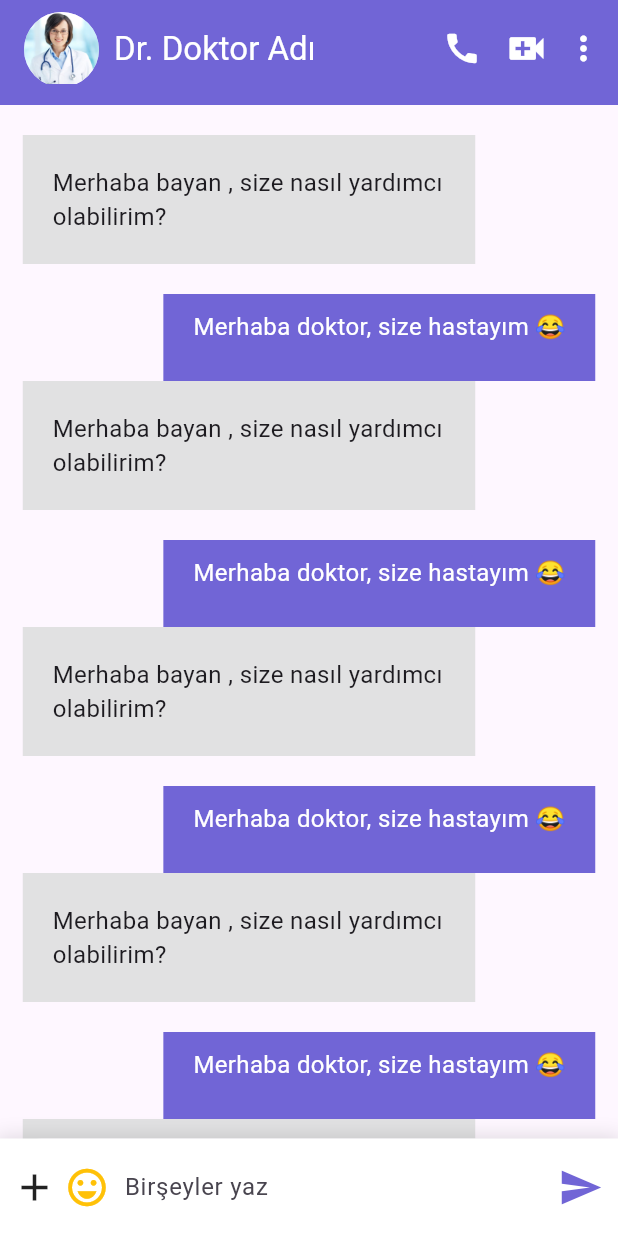
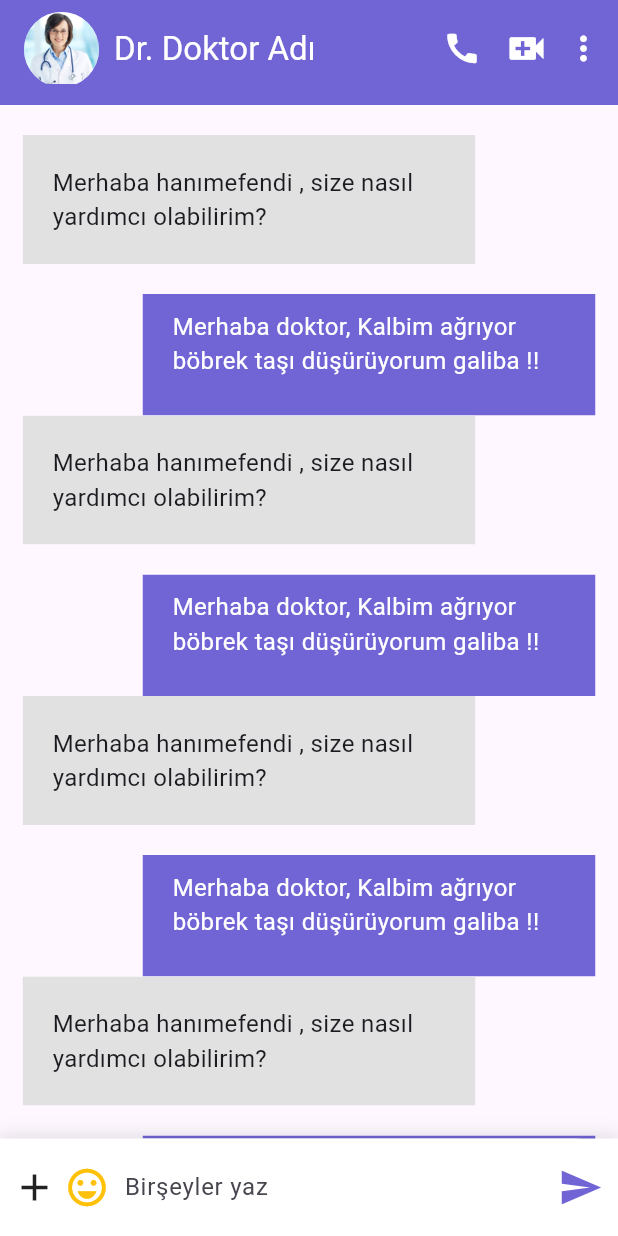
Before and after one commit to mmkocak/saglikapp, a Flutter app: the ChatScreen screen opened directly, on a phone screen of 412 x 824 dp. Run offline on Flutter 3.47's test engine with Material 3 defaults, Android fonts, the phone set to English and light mode, and no system bars; missing offline and left inert: custom_clippers.

Commit message:
chat ekranı hata düzeltmesi

```diff
--- a/lib/widget/chat_sample.dart
+++ b/lib/widget/chat_sample.dart
@@ -18,7 +18,7 @@ class ChatSample extends StatelessWidget {
               padding: const EdgeInsets.all(20),
               decoration: const BoxDecoration(color: Color(0xFFE1E1E2)),
               child: const Text(
-                "Merhaba bayan , size nasıl yardımcı olabilirim?",
+                "Merhaba hanımefendi , size nasıl yardımcı olabilirim?",
                 style: TextStyle(fontSize: 16),
               ),
             ),
@@ -37,7 +37,7 @@ class ChatSample extends StatelessWidget {
                   color: Color(0xFF7165d6),
                 ),
                 child: const Text(
-                  "Merhaba doktor, size hastayım 😂",
+                  "Merhaba doktor, Kalbim ağrıyor böbrek taşı düşürüyorum galiba !!",
                   style: TextStyle(color: Colors.white, fontSize: 16),
                 ),
               ),
```
Also changed, not shown: screenshout/image9.png.
